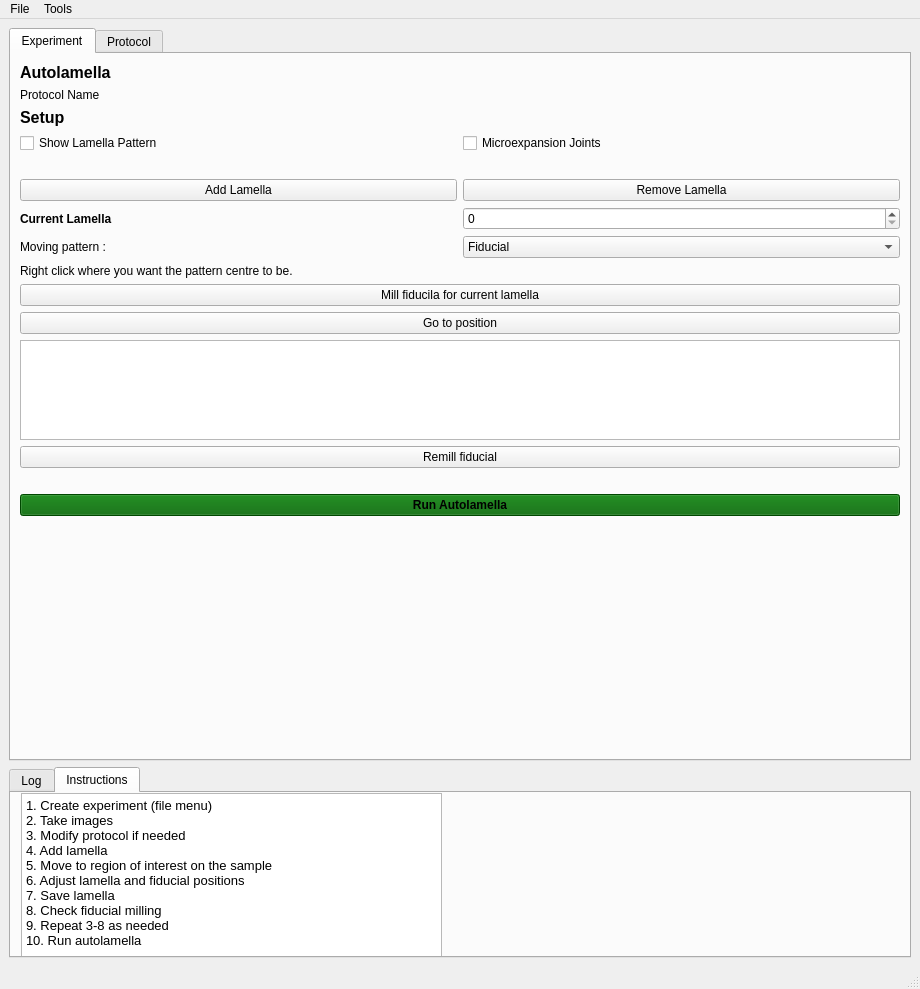
Qt form autolamella/ui/UI.ui (DeMarcoLab/autolamella) before a commit.
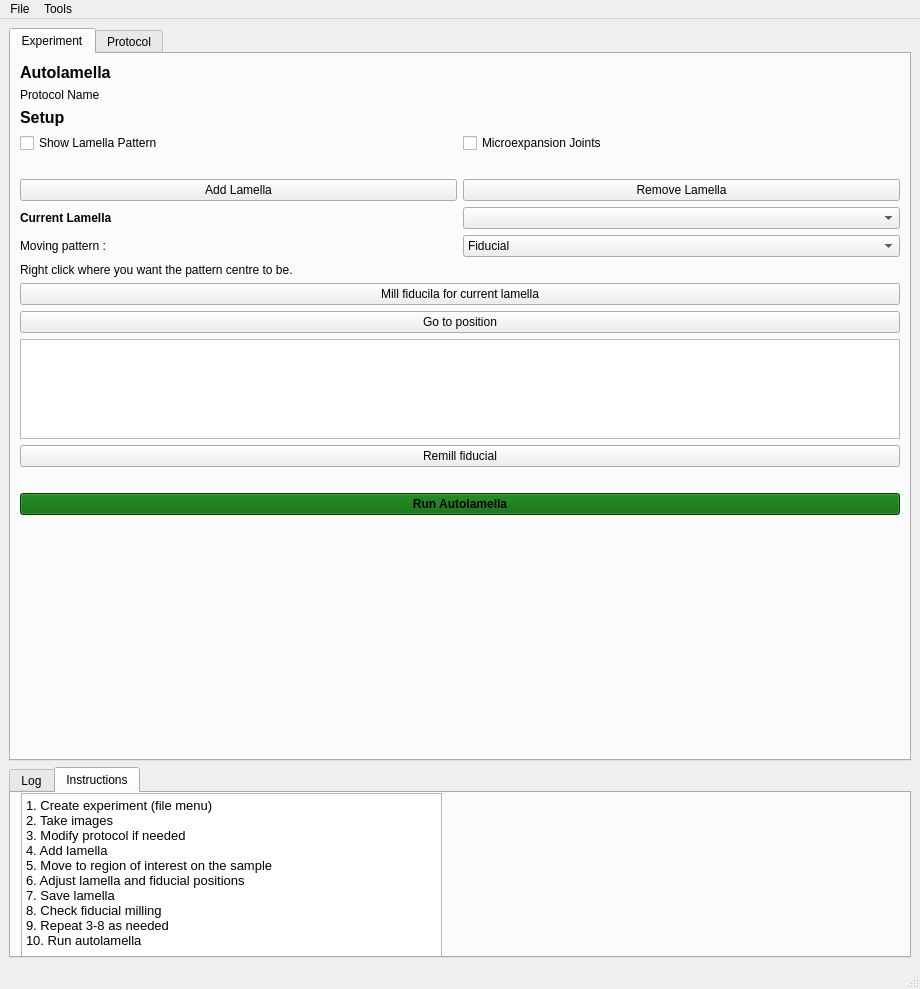
The same form after that commit.

Commit message: updated lamella selection

```diff
--- a/autolamella/ui/UI.ui
+++ b/autolamella/ui/UI.ui
@@ -214,13 +214,6 @@
           </property>
          </widget>
         </item>
-        <item row="6" column="1">
-         <widget class="QSpinBox" name="lamella_index">
-          <property name="minimum">
-           <number>0</number>
-          </property>
-         </widget>
-        </item>
         <item row="3" column="1">
          <widget class="QCheckBox" name="microexpansionCheckBox">
           <property name="text">
@@ -363,6 +356,9 @@
           </property>
          </widget>
         </item>
+        <item row="6" column="1">
+         <widget class="QComboBox" name="lamella_index"/>
+        </item>
        </layout>
       </widget>
       <widget class="QWidget" name="tab_2">
```
The commit also changes 2 other files.
